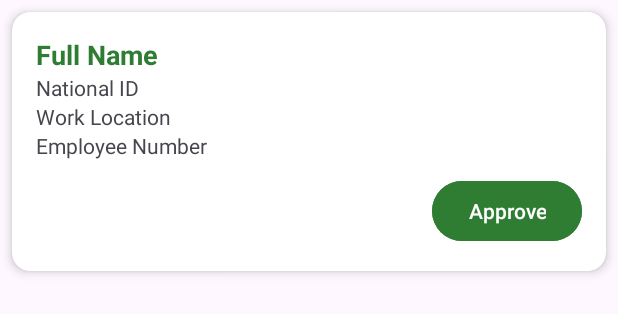
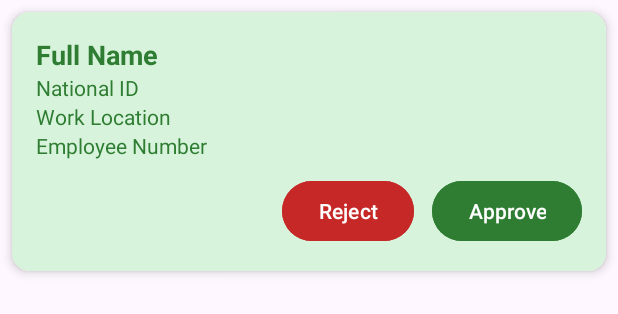
Before and after one commit to alvviinn/WasteManagementApp, an Android app: the layout item_application.xml on its own in the app's theme, with its tools: preview values and no code run, on a phone screen of 412 x 824 dp. Shown: the top 314 px of the screen. Run offline under Robolectric (Android 15) with nearby library versions, the phone set to English and light mode, and no system bars.

```diff
--- a/app/src/main/res/layout/item_application.xml
+++ b/app/src/main/res/layout/item_application.xml
@@ -6,13 +6,14 @@
     android:layout_margin="8dp"
     card_view:cardCornerRadius="12dp"
     card_view:cardElevation="4dp"
-    android:background="#FFFFFF">
+    >
 
     <LinearLayout
         android:layout_width="match_parent"
         android:layout_height="wrap_content"
         android:orientation="vertical"
-        android:padding="16dp">
+        android:padding="16dp"
+        android:background="#D8F3DC">
 
         <TextView
             android:id="@+id/tvFullName"
@@ -27,28 +28,49 @@
             android:id="@+id/tvNationalId"
             android:layout_width="wrap_content"
             android:layout_height="wrap_content"
-            android:text="National ID" />
+            android:text="National ID"
+            android:textColor="#2E7D32"/>
 
         <TextView
             android:id="@+id/tvWorkLocation"
             android:layout_width="wrap_content"
             android:layout_height="wrap_content"
-            android:text="Work Location" />
+            android:text="Work Location"
+            android:textColor="#2E7D32"/>
 
         <TextView
             android:id="@+id/tvEmployeeNumber"
             android:layout_width="wrap_content"
             android:layout_height="wrap_content"
-            android:text="Employee Number" />
+            android:text="Employee Number"
+            android:textColor="#2E7D32"/>
 
-        <Button
-            android:id="@+id/btnApprove"
-            android:layout_width="wrap_content"
+
+        <LinearLayout
+            android:layout_width="match_parent"
             android:layout_height="wrap_content"
-            android:text="Approve"
-            android:backgroundTint="#2E7D32"
-            android:textColor="@android:color/white"
             android:layout_marginTop="10dp"
-            android:layout_gravity="end" />
+            android:gravity="end"
+            android:orientation="horizontal">
+
+            <Button
+                android:id="@+id/btnReject"
+                android:layout_width="wrap_content"
+                android:layout_height="wrap_content"
+                android:text="Reject"
+                android:backgroundTint="#C62828"
+                android:textColor="@android:color/white"
+                android:layout_marginEnd="12dp" />
+
+            <Button
+                android:id="@+id/btnApprove"
+                android:layout_width="wrap_content"
+                android:layout_height="wrap_content"
+                android:text="Approve"
+                android:backgroundTint="#2E7D32"
+                android:textColor="@android:color/white" />
+
+        </LinearLayout>
+
     </LinearLayout>
 </androidx.cardview.widget.CardView>
```
Also changed, not shown: app/src/main/java/com/example/wastemanagementapp/Admin_Dashboard.kt (+21 -3 lines), app/src/main/java/com/example/wastemanagementapp/ApplicationAdapter.kt (+6 -1 lines), app/src/main/java/com/example/wastemanagementapp/Residents_Report.kt (+5 -5 lines), app/src/main/res/layout/activity_residents_report.xml (+63 -36 lines).
